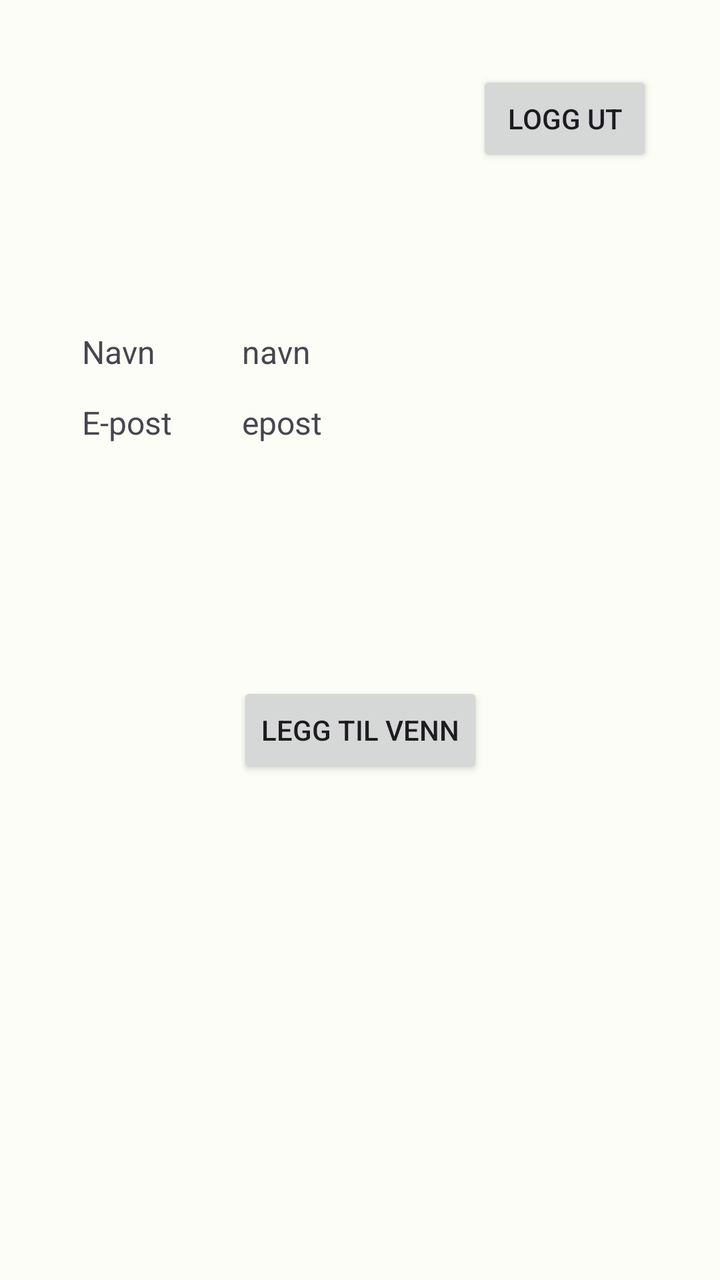
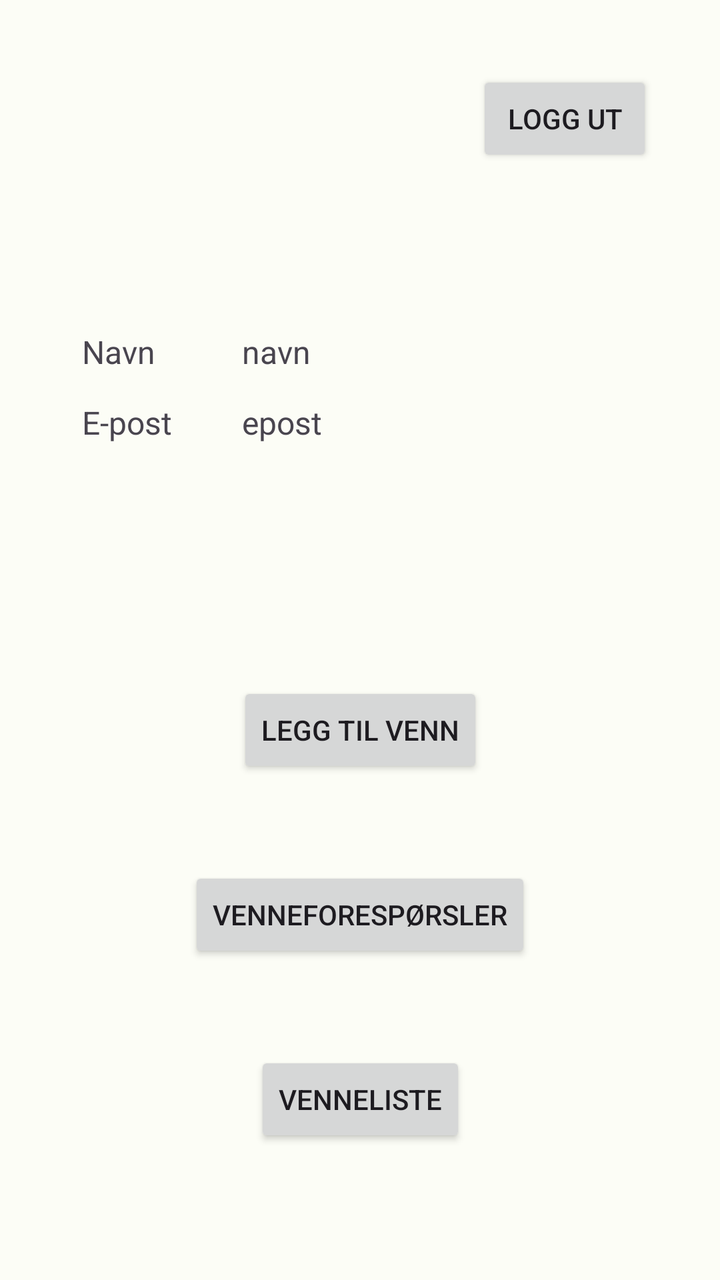

Screens rendered from an Android XML layout before and after an edit, with the pre-edit source and the edit as a unified diff.
<!-- AndroidManifest.xml: application theme Theme.DiscgolfApp -->
<!-- res/layout/fragment_profile.xml -->
<?xml version="1.0" encoding="utf-8"?>
<FrameLayout xmlns:android="http://schemas.android.com/apk/res/android"
    xmlns:app="http://schemas.android.com/apk/res-auto"
    xmlns:tools="http://schemas.android.com/tools"
    android:id="@+id/userFragment"
    android:layout_width="match_parent"
    android:layout_height="wrap_content"
    tools:context=".screens.user.ProfileFragment">

    <androidx.constraintlayout.widget.ConstraintLayout
        android:layout_width="match_parent"
        android:layout_height="690dp"
        android:layout_margin="20dp"
        android:layout_marginEnd="20dp">

        <TextView
            android:id="@+id/userName"
            android:layout_width="wrap_content"
            android:layout_height="wrap_content"
            android:text="@string/user_name"
            android:textAlignment="viewStart"
            android:textSize="16sp"
            app:layout_constraintBottom_toBottomOf="parent"
            app:layout_constraintEnd_toEndOf="parent"
            app:layout_constraintHorizontal_bias="0.354"
            app:layout_constraintStart_toStartOf="parent"
            app:layout_constraintTop_toTopOf="parent"
            app:layout_constraintVertical_bias="0.217" />

        <TextView
            android:id="@+id/userEmailTextView"
            android:layout_width="wrap_content"
            android:layout_height="wrap_content"
            android:text="@string/user_email"
            android:textAlignment="viewStart"
            android:textSize="16sp"
            app:layout_constraintBottom_toBottomOf="parent"
            app:layout_constraintStart_toStartOf="@+id/userName"
            app:layout_constraintTop_toBottomOf="@+id/userName"
            app:layout_constraintVertical_bias="0.027" />

        <TextView
            android:id="@+id/nameTextView"
            android:layout_width="wrap_content"
            android:layout_height="wrap_content"
            android:text="@string/name"
            android:textAlignment="textStart"
            android:textSize="16sp"
            app:layout_constraintBottom_toBottomOf="parent"
            app:layout_constraintEnd_toStartOf="@+id/userName"
            app:layout_constraintHorizontal_bias="0.329"
            app:layout_constraintStart_toStartOf="parent"
            app:layout_constraintTop_toTopOf="parent"
            app:layout_constraintVertical_bias="0.217" />

        <TextView
            android:id="@+id/emailTextView4"
            android:layout_width="wrap_content"
            android:layout_height="wrap_content"
            android:text="@string/email"
            android:textAlignment="textStart"
            android:textSize="16sp"
            app:layout_constraintBottom_toBottomOf="parent"
            app:layout_constraintStart_toStartOf="@+id/nameTextView"
            app:layout_constraintTop_toBottomOf="@+id/nameTextView"
            app:layout_constraintVertical_bias="0.027" />

        <Button
            android:id="@+id/signOutButton"
            android:layout_width="wrap_content"
            android:layout_height="wrap_content"
            android:text="@string/sign_out_button"
            app:layout_constraintBottom_toBottomOf="parent"
            app:layout_constraintEnd_toEndOf="parent"
            app:layout_constraintHorizontal_bias="0.941"
            app:layout_constraintStart_toStartOf="parent"
            app:layout_constraintTop_toTopOf="parent"
            app:layout_constraintVertical_bias="0.024" />

        <Button
            android:id="@+id/addFriendButton"
            android:layout_width="wrap_content"
            android:layout_height="wrap_content"
            android:text="@string/add_friend_button"
            app:layout_constraintBottom_toBottomOf="parent"
            app:layout_constraintEnd_toEndOf="parent"
            app:layout_constraintStart_toStartOf="parent"
            app:layout_constraintTop_toTopOf="parent" />

    </androidx.constraintlayout.widget.ConstraintLayout>

</FrameLayout>
<!-- resources referenced by this layout -->
<resources>
  <string name="add_friend_button">legg til venn</string>
  <string name="email">E-post</string>
  <string name="name">Navn</string>
  <string name="sign_out_button">Logg ut</string>
  <string name="user_email">epost</string>
  <string name="user_name">navn</string>
  <color name="md_theme_light_primary">#266C2B</color>
  <color name="md_theme_light_onPrimary">#FFFFFF</color>
  <color name="md_theme_light_primaryContainer">#AAF5A4</color>
  <color name="md_theme_light_onPrimaryContainer">#002204</color>
  <color name="md_theme_light_secondary">#52634F</color>
  <color name="md_theme_light_onSecondary">#FFFFFF</color>
  <color name="md_theme_light_secondaryContainer">#D5E8CF</color>
  <color name="md_theme_light_onSecondaryContainer">#101F10</color>
  <color name="md_theme_light_tertiary">#38656A</color>
  <color name="md_theme_light_onTertiary">#FFFFFF</color>
  <color name="md_theme_light_tertiaryContainer">#BCEBF1</color>
  <color name="md_theme_light_onTertiaryContainer">#001F23</color>
  <color name="md_theme_light_error">#BA1A1A</color>
  <color name="md_theme_light_errorContainer">#FFDAD6</color>
  <color name="md_theme_light_onError">#FFFFFF</color>
  <color name="md_theme_light_onErrorContainer">#410002</color>
  <color name="md_theme_light_background">#FCFDF6</color>
  <color name="md_theme_light_onBackground">#1A1C19</color>
  <color name="md_theme_light_surface">#FCFDF6</color>
  <color name="md_theme_light_onSurface">#1A1C19</color>
  <color name="md_theme_light_surfaceVariant">#DEE5D8</color>
  <color name="md_theme_light_onSurfaceVariant">#424940</color>
  <color name="md_theme_light_outline">#72796F</color>
  <color name="md_theme_light_inverseOnSurface">#F0F1EB</color>
  <color name="md_theme_light_inverseSurface">#2F312D</color>
  <color name="md_theme_light_inversePrimary">#8FD88A</color>
  <!-- unchanged entries left out for length: 1 -->
</resources>

<!-- the commit's change to res/layout/fragment_profile.xml (unified diff, before → after) -->
@@ -87,6 +87,26 @@
             app:layout_constraintStart_toStartOf="parent"
             app:layout_constraintTop_toTopOf="parent" />
 
+        <Button
+            android:id="@+id/friendRequestsButton"
+            android:layout_width="wrap_content"
+            android:layout_height="wrap_content"
+            android:text="@string/friend_requests_button"
+            app:layout_constraintBottom_toTopOf="@+id/friendListButton"
+            app:layout_constraintEnd_toEndOf="parent"
+            app:layout_constraintStart_toStartOf="parent"
+            app:layout_constraintTop_toBottomOf="@+id/addFriendButton" />
+
+        <Button
+            android:id="@+id/friendListButton"
+            android:layout_width="wrap_content"
+            android:layout_height="wrap_content"
+            android:text="@string/friend_list_button"
+            app:layout_constraintBottom_toBottomOf="parent"
+            app:layout_constraintEnd_toEndOf="parent"
+            app:layout_constraintStart_toStartOf="parent"
+            app:layout_constraintTop_toBottomOf="@+id/addFriendButton" />
+
     </androidx.constraintlayout.widget.ConstraintLayout>
 
 </FrameLayout>
<!-- resource entries referenced after the edit -->
@@ -2,6 +2,8 @@
 <resources>
   <string name="add_friend_button">legg til venn</string>
   <string name="email">E-post</string>
+  <string name="friend_list_button">venneliste</string>
+  <string name="friend_requests_button">venneforespørsler</string>
   <string name="name">Navn</string>
   <string name="sign_out_button">Logg ut</string>
   <string name="user_email">epost</string>
